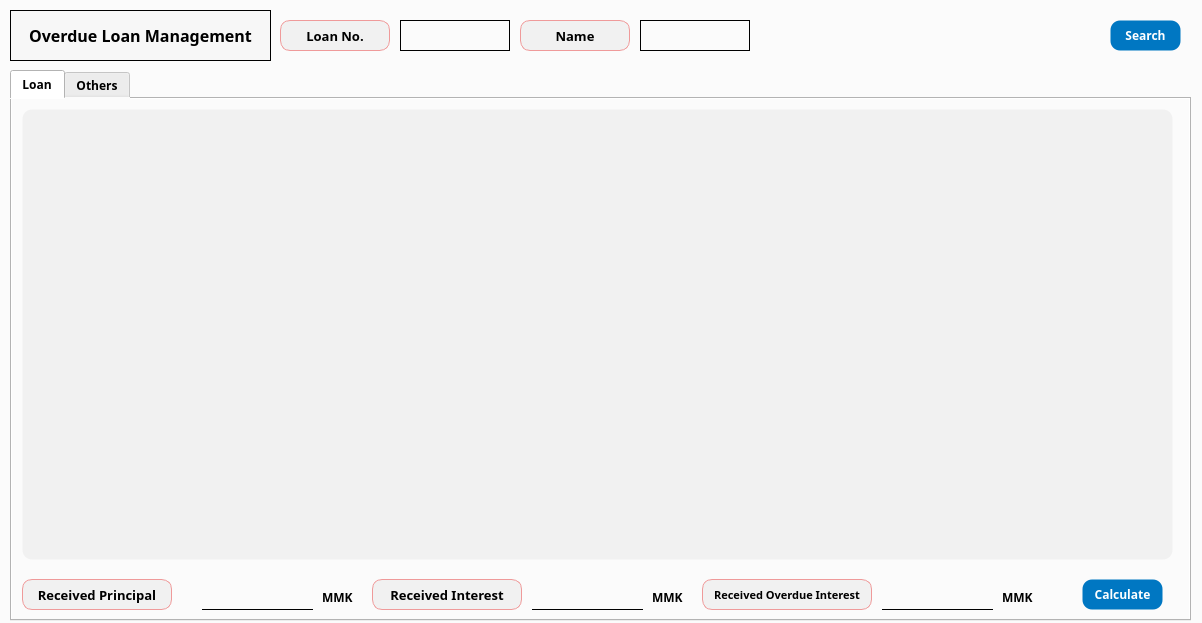
This is app/src/pages/overdue/management.ui in DY-Microfinance-Customer-Management/dymf-algorithm as Qt 5 draws it before an edit. The edited form follows.
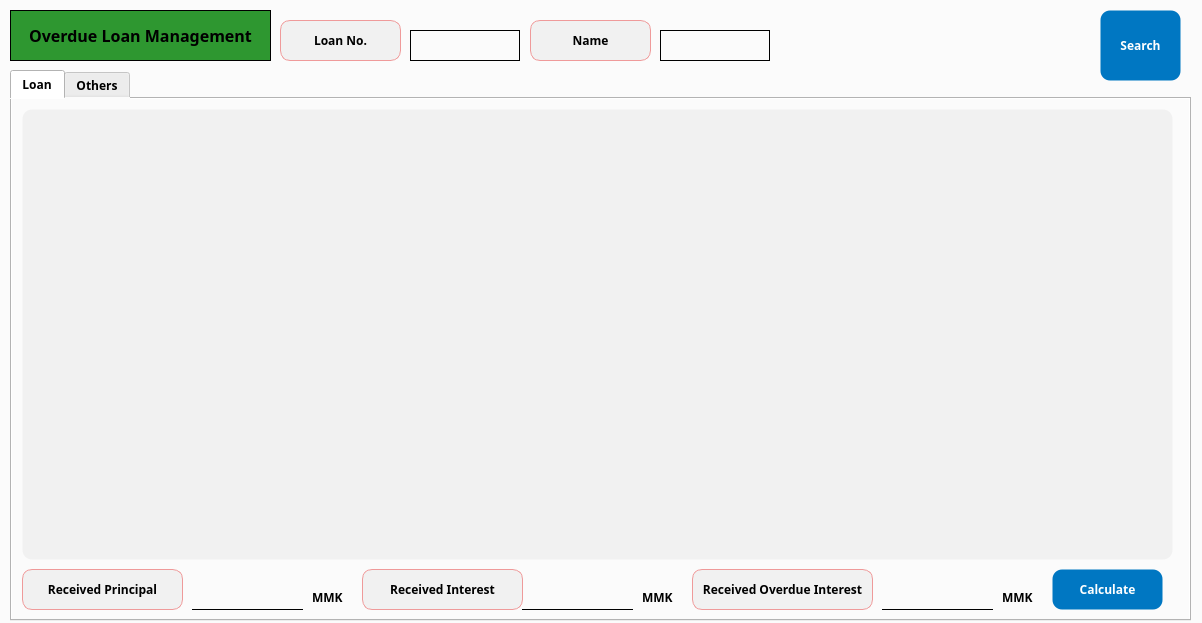
This is the edited form.

What changed in the file:
```diff
--- a/app/src/pages/overdue/management.ui
+++ b/app/src/pages/overdue/management.ui
@@ -53,15 +53,16 @@
    <widget class="QPushButton" name="loanSearchButton">
     <property name="geometry">
      <rect>
-      <x>1110</x>
-      <y>20</y>
-      <width>71</width>
-      <height>31</height>
+      <x>1100</x>
+      <y>10</y>
+      <width>81</width>
+      <height>71</height>
      </rect>
     </property>
     <property name="font">
      <font>
       <family>Arial Black</family>
+      <pointsize>9</pointsize>
       <weight>75</weight>
       <bold>true</bold>
      </font>
@@ -73,8 +74,8 @@
    <widget class="QLabel" name="customerName">
     <property name="geometry">
      <rect>
-      <x>640</x>
-      <y>20</y>
+      <x>660</x>
+      <y>30</y>
       <width>110</width>
       <height>31</height>
      </rect>
@@ -122,10 +123,10 @@
    <widget class="QLabel" name="label">
     <property name="geometry">
      <rect>
-      <x>520</x>
+      <x>530</x>
       <y>20</y>
-      <width>110</width>
-      <height>31</height>
+      <width>121</width>
+      <height>41</height>
      </rect>
     </property>
     <property name="minimumSize">
@@ -136,14 +137,14 @@
     </property>
     <property name="maximumSize">
      <size>
-      <width>110</width>
+      <width>16777215</width>
       <height>16777215</height>
      </size>
     </property>
     <property name="font">
      <font>
       <family>Arial Black</family>
-      <pointsize>10</pointsize>
+      <pointsize>9</pointsize>
       <weight>75</weight>
       <bold>true</bold>
      </font>
@@ -181,7 +182,7 @@
      </font>
     </property>
     <property name="styleSheet">
-     <string notr="true">background-color:rgb(247, 247, 247)</string>
+     <string notr="true">background-color: #2e9730;</string>
     </property>
     <property name="frameShape">
      <enum>QFrame::Box</enum>
@@ -198,8 +199,8 @@
      <rect>
       <x>280</x>
       <y>20</y>
-      <width>110</width>
-      <height>31</height>
+      <width>121</width>
+      <height>41</height>
      </rect>
     </property>
     <property name="minimumSize">
@@ -210,14 +211,14 @@
     </property>
     <property name="maximumSize">
      <size>
-      <width>110</width>
+      <width>16777215</width>
       <height>16777215</height>
      </size>
     </property>
     <property name="font">
      <font>
       <family>Arial Black</family>
-      <pointsize>10</pointsize>
+      <pointsize>9</pointsize>
       <weight>75</weight>
       <bold>true</bold>
      </font>
@@ -240,8 +241,8 @@
    <widget class="QLabel" name="loanNumber">
     <property name="geometry">
      <rect>
-      <x>400</x>
-      <y>20</y>
+      <x>410</x>
+      <y>30</y>
       <width>110</width>
       <height>31</height>
      </rect>
@@ -312,7 +313,7 @@
      <widget class="QLineEdit" name="receivedPrincipal">
       <property name="geometry">
        <rect>
-        <x>190</x>
+        <x>180</x>
         <y>480</y>
         <width>111</width>
         <height>31</height>
@@ -378,15 +379,16 @@
      <widget class="QPushButton" name="calculateButton">
       <property name="geometry">
        <rect>
-        <x>1070</x>
-        <y>480</y>
-        <width>81</width>
-        <height>31</height>
+        <x>1040</x>
+        <y>470</y>
+        <width>111</width>
+        <height>41</height>
        </rect>
       </property>
       <property name="font">
        <font>
         <family>Arial Black</family>
+        <pointsize>9</pointsize>
         <weight>75</weight>
         <bold>true</bold>
        </font>
@@ -398,10 +400,10 @@
      <widget class="QLabel" name="label_26">
       <property name="geometry">
        <rect>
-        <x>360</x>
-        <y>480</y>
-        <width>150</width>
-        <height>31</height>
+        <x>350</x>
+        <y>470</y>
+        <width>161</width>
+        <height>41</height>
        </rect>
       </property>
       <property name="minimumSize">
@@ -412,14 +414,14 @@
       </property>
       <property name="maximumSize">
        <size>
-        <width>110</width>
+        <width>16777215</width>
         <height>16777215</height>
        </size>
       </property>
       <property name="font">
        <font>
         <family>Arial Black</family>
-        <pointsize>10</pointsize>
+        <pointsize>9</pointsize>
         <weight>75</weight>
         <bold>true</bold>
        </font>
@@ -442,7 +444,7 @@
      <widget class="QLineEdit" name="receivedInterest">
       <property name="geometry">
        <rect>
-        <x>520</x>
+        <x>510</x>
         <y>480</y>
         <width>111</width>
         <height>31</height>
@@ -476,9 +478,9 @@
       <property name="geometry">
        <rect>
         <x>10</x>
-        <y>480</y>
-        <width>150</width>
-        <height>31</height>
+        <y>470</y>
+        <width>161</width>
+        <height>41</height>
        </rect>
       </property>
       <property name="minimumSize">
@@ -489,14 +491,14 @@
       </property>
       <property name="maximumSize">
        <size>
-        <width>110</width>
+        <width>16777215</width>
         <height>16777215</height>
        </size>
       </property>
       <property name="font">
        <font>
         <family>Arial Black</family>
-        <pointsize>10</pointsize>
+        <pointsize>9</pointsize>
         <weight>75</weight>
         <bold>true</bold>
        </font>
@@ -539,7 +541,7 @@
      <widget class="QLabel" name="label_42">
       <property name="geometry">
        <rect>
-        <x>310</x>
+        <x>300</x>
         <y>490</y>
         <width>41</width>
         <height>16</height>
@@ -559,10 +561,10 @@
      <widget class="QLabel" name="label_28">
       <property name="geometry">
        <rect>
-        <x>690</x>
-        <y>480</y>
-        <width>170</width>
-        <height>31</height>
+        <x>680</x>
+        <y>470</y>
+        <width>181</width>
+        <height>41</height>
        </rect>
       </property>
       <property name="minimumSize">
@@ -573,14 +575,14 @@
       </property>
       <property name="maximumSize">
        <size>
-        <width>110</width>
+        <width>16777215</width>
         <height>16777215</height>
        </size>
       </property>
       <property name="font">
        <font>
         <family>Arial Black</family>
-        <pointsize>8</pointsize>
+        <pointsize>9</pointsize>
         <weight>75</weight>
         <bold>true</bold>
        </font>
@@ -603,7 +605,7 @@
      <widget class="QLabel" name="label_43">
       <property name="geometry">
        <rect>
-        <x>640</x>
+        <x>630</x>
         <y>490</y>
         <width>41</width>
         <height>16</height>
```
Left out of the diff: 12 changed lines with no effect on the pictures.
